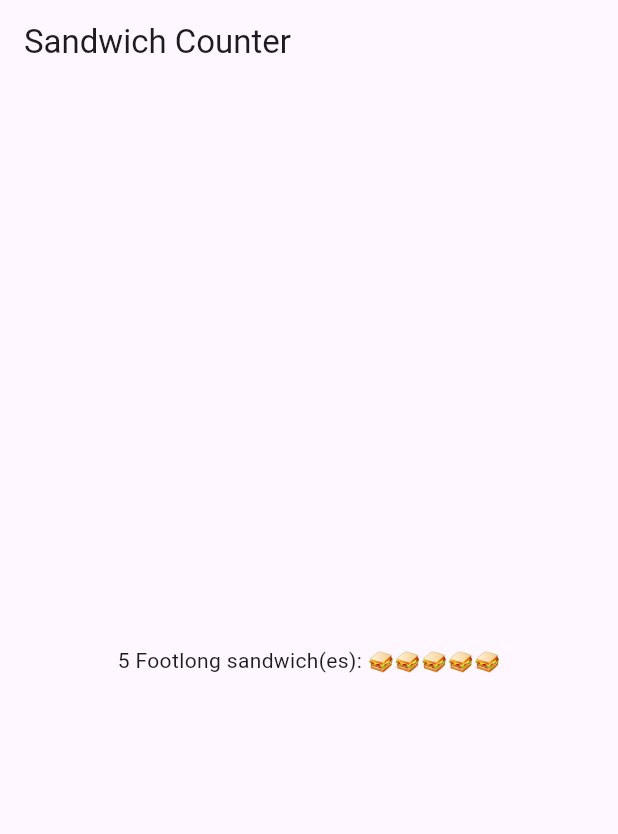
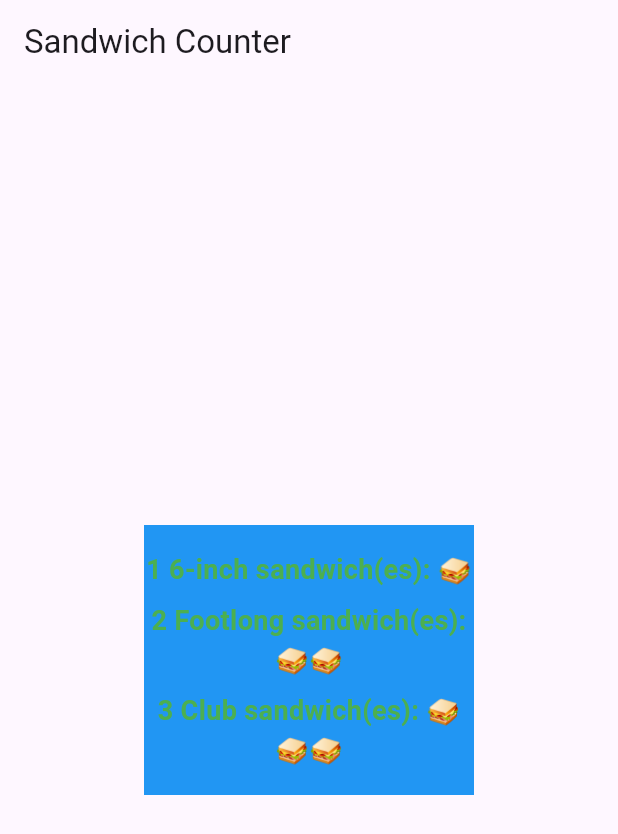
Before and after one commit to Kafanga365/sandwich_shop, a Flutter app: the screen it shows after launch, on a phone screen of 412 x 824 dp. Shown: the top 834 px of the screen. Run offline on Flutter 3.47's test engine with Material 3 defaults, Android fonts, the phone set to English and light mode, and no system bars.

Commit message:
Developed a layout widget alongside a container widget.

```diff
--- a/sandwich_shop/lib/main.dart
+++ b/sandwich_shop/lib/main.dart
@@ -13,8 +13,25 @@ class App extends StatelessWidget {
       title: 'Sandwich Shop App',
       home: Scaffold(
         appBar: AppBar(title: const Text('Sandwich Counter')),
-        body: const Center(
-          child: OrderItemDisplay(5, 'Footlong'),
+        body: Center(
+          child: Container(
+            width: 220.0,
+            height: 180.0,
+            color: Colors.blue,
+            alignment: Alignment.center,
+            child: Column(
+              mainAxisSize: MainAxisSize.min,
+              mainAxisAlignment: MainAxisAlignment.center,
+              crossAxisAlignment: CrossAxisAlignment.center,
+              children: <Widget>[
+                const OrderItemDisplay(1, '6-inch'),
+                const SizedBox(height: 8.0),
+                const OrderItemDisplay(2, 'Footlong'),
+                const SizedBox(height: 8.0),
+                const OrderItemDisplay(3, 'Club'),
+              ],
+            ),
+          ),
         ),
       ),
     );
@@ -29,6 +46,14 @@ class OrderItemDisplay extends StatelessWidget {
 
   @override
   Widget build(BuildContext context) {
-    return Text('$quantity $itemType sandwich(es): ${'🥪' * quantity}');
+    return Text(
+      '$quantity $itemType sandwich(es): ${'🥪' * quantity}',
+      style: TextStyle(
+        color: Colors.green,
+        fontWeight: FontWeight.bold,
+        fontSize: 18.0,
+      ),
+      textAlign: TextAlign.center,
+    );
   }
 }
```
